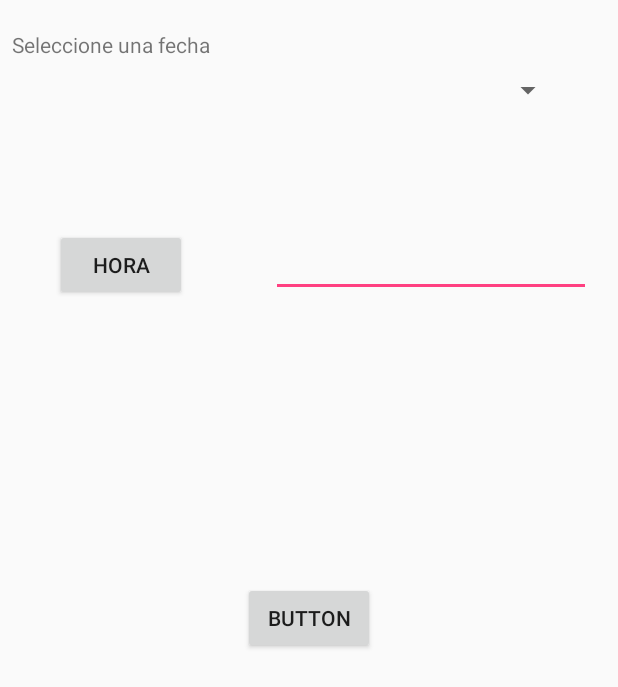
After one commit to tincho2015/CinemaTeatralV2, an Android app: the layout fragment_abm_horario.xml on its own in the app's theme, with its tools: preview values and no code run, on a phone screen of 412 x 824 dp. The commit adds this screen. Shown: the top 687 px of the screen. Run offline under Robolectric (Android 15) with nearby library versions, the phone set to English and light mode, and no system bars.

Commit message:
cambios en abm_funcion

```diff
--- a/app/src/main/java/com/example/darkknight/cinemateatralv2/ConexionBD/AppConfig.java
+++ b/app/src/main/java/com/example/darkknight/cinemateatralv2/ConexionBD/AppConfig.java
@@ -85,6 +85,11 @@ public class AppConfig {
 
         public static String URL_LISTAR_FUNCIONES = "http://campobd.esy.es/Campo/Api.php?apicall=darFuncionPelicula&id_pelicula=";
 
+        public static String URL_AGREGAR_FUNCION_DIA = "http://campobd.esy.es/Campo/Api.php?apicall=agregarFuncionDia&id_funcion=";
+
+        public static String URL_ACTUALIZAR_FUNCION_DIA = "http://campobd.esy.es/Campo/Api.php?apicall=actualizarFuncionDia&id_funcion=";
+
+        public static String URL_BORRAR_FUNCION_DIA = "http://campobd.esy.es/Campo/Api.php?apicall=borrarFuncionDia&id=&id_funcion=";
 
 
 
--- a/app/src/main/java/com/example/darkknight/cinemateatralv2/Interfaces/comunicador.java
+++ b/app/src/main/java/com/example/darkknight/cinemateatralv2/Interfaces/comunicador.java
@@ -3,6 +3,8 @@ package com.example.darkknight.cinemateatralv2.Interfaces;
 import android.widget.ArrayAdapter;
 
 import com.example.darkknight.cinemateatralv2.Clases.cine;
+import com.example.darkknight.cinemateatralv2.Clases.funcion;
+import com.example.darkknight.cinemateatralv2.Clases.horario;
 import com.example.darkknight.cinemateatralv2.Clases.pelicula;
 import com.example.darkknight.cinemateatralv2.Clases.sala_cine;
 import com.example.darkknight.cinemateatralv2.Clases.sala_teatro;
@@ -30,6 +32,8 @@ public interface comunicador {
 
    // public void mandarSalasTeatroAdmin(ArrayList<sala_teatro>salasTeatros);
 
+    public void agregarHorariosAdmin(ArrayList<horario>horariosFecha, funcion f);
+
 
 
 }
--- /dev/null
+++ b/app/src/main/res/layout/fragment_abm_horario.xml
@@ -0,0 +1,108 @@
+<?xml version="1.0" encoding="utf-8"?>
+<FrameLayout xmlns:android="http://schemas.android.com/apk/res/android"
+    xmlns:app="http://schemas.android.com/apk/res-auto"
+    xmlns:tools="http://schemas.android.com/tools"
+    android:layout_width="match_parent"
+    android:layout_height="match_parent"
+    tools:context=".abm_horario_fragment">
+
+    <!-- TODO: Update blank fragment layout -->
+
+    <android.support.constraint.ConstraintLayout
+        android:layout_width="match_parent"
+        android:layout_height="match_parent">
+
+        <Spinner
+            android:id="@+id/spFechas"
+            android:layout_width="368dp"
+            android:layout_height="wrap_content"
+            android:layout_marginBottom="8dp"
+            android:layout_marginEnd="8dp"
+            android:layout_marginStart="8dp"
+            android:layout_marginTop="8dp"
+            app:layout_constraintBottom_toBottomOf="parent"
+            app:layout_constraintEnd_toEndOf="parent"
+            app:layout_constraintHorizontal_bias="0.0"
+            app:layout_constraintStart_toStartOf="parent"
+            app:layout_constraintTop_toTopOf="parent"
+            app:layout_constraintVertical_bias="0.051" />
+
+        <TextView
+            android:id="@+id/textView35"
+            android:layout_width="wrap_content"
+            android:layout_height="wrap_content"
+            android:layout_marginBottom="8dp"
+            android:layout_marginEnd="8dp"
+            android:layout_marginStart="8dp"
+            android:layout_marginTop="8dp"
+            android:text="@string/title_seleccion_fecha_horario"
+            app:layout_constraintBottom_toBottomOf="parent"
+            app:layout_constraintEnd_toEndOf="parent"
+            app:layout_constraintHorizontal_bias="0.0"
+            app:layout_constraintStart_toStartOf="parent"
+            app:layout_constraintTop_toTopOf="parent"
+            app:layout_constraintVertical_bias="0.015" />
+
+        <Button
+            android:id="@+id/btnAgregarHorario"
+            android:layout_width="wrap_content"
+            android:layout_height="wrap_content"
+            android:layout_marginBottom="8dp"
+            android:layout_marginEnd="8dp"
+            android:layout_marginStart="8dp"
+            android:layout_marginTop="8dp"
+            android:text="Button"
+            app:layout_constraintBottom_toBottomOf="parent"
+            app:layout_constraintEnd_toEndOf="parent"
+            app:layout_constraintStart_toStartOf="parent"
+            app:layout_constraintTop_toTopOf="parent" />
+
+        <ListView
+            android:id="@+id/listViewHorarios"
+            android:layout_width="0dp"
+            android:layout_height="0dp"
+            android:layout_marginBottom="8dp"
+            android:layout_marginEnd="8dp"
+            android:layout_marginStart="8dp"
+            android:layout_marginTop="8dp"
+            app:layout_constraintBottom_toBottomOf="parent"
+            app:layout_constraintEnd_toEndOf="parent"
+            app:layout_constraintHorizontal_bias="0.0"
+            app:layout_constraintStart_toStartOf="parent"
+            app:layout_constraintTop_toBottomOf="@+id/btnAgregarHorario"
+            app:layout_constraintVertical_bias="1.0" />
+
+        <Button
+            android:id="@+id/btnHora"
+            android:layout_width="wrap_content"
+            android:layout_height="wrap_content"
+            android:layout_marginBottom="8dp"
+            android:layout_marginEnd="8dp"
+            android:layout_marginStart="8dp"
+            android:layout_marginTop="8dp"
+            android:text="@string/btn_hora_funcion"
+            app:layout_constraintBottom_toBottomOf="parent"
+            app:layout_constraintEnd_toEndOf="parent"
+            app:layout_constraintHorizontal_bias="0.092"
+            app:layout_constraintStart_toStartOf="parent"
+            app:layout_constraintTop_toTopOf="parent"
+            app:layout_constraintVertical_bias="0.19" />
+
+        <EditText
+            android:id="@+id/editTextHora"
+            android:layout_width="wrap_content"
+            android:layout_height="wrap_content"
+            android:layout_marginBottom="8dp"
+            android:layout_marginEnd="8dp"
+            android:layout_marginStart="8dp"
+            android:layout_marginTop="8dp"
+            android:ems="10"
+            android:inputType="time"
+            app:layout_constraintBottom_toBottomOf="parent"
+            app:layout_constraintEnd_toEndOf="parent"
+            app:layout_constraintHorizontal_bias="0.947"
+            app:layout_constraintStart_toStartOf="parent"
+            app:layout_constraintTop_toTopOf="parent"
+            app:layout_constraintVertical_bias="0.19" />
+    </android.support.constraint.ConstraintLayout>
+</FrameLayout>
--- a/app/src/main/res/values/strings.xml
+++ b/app/src/main/res/values/strings.xml
@@ -9,6 +9,10 @@
     <string name="title_activity_menu_administracion">menuAdministracion</string>
     <string name="title_activity_main">MainActivity</string>
     <string name="title_activity_login_activiy">Menu de registro</string>
+
+    <!-- ABM Horario -->
+
+    <string name="title_seleccion_fecha_horario">Seleccione una fecha</string>
 
 
     <!-- ABM funcion -->
```
Also changed, not shown: app/src/main/java/com/example/darkknight/cinemateatralv2/abm_funcion.java (+5 -43 lines), app/src/main/java/com/example/darkknight/cinemateatralv2/abm_horario_fragment.java (added, +178 -0 lines), app/src/main/res/layout/abm_funcion_fragment.xml (+11 -40 lines).
